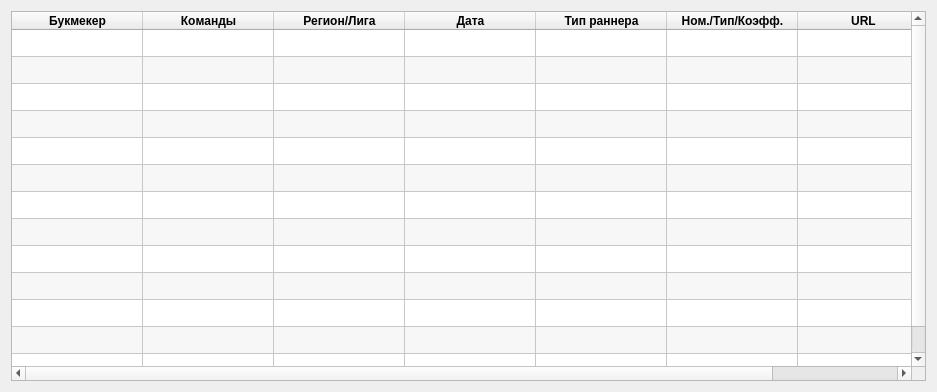
Qt form Client UI/components/forms/result_window_template.ui (HiddenJang/Xperiment2) before a commit.
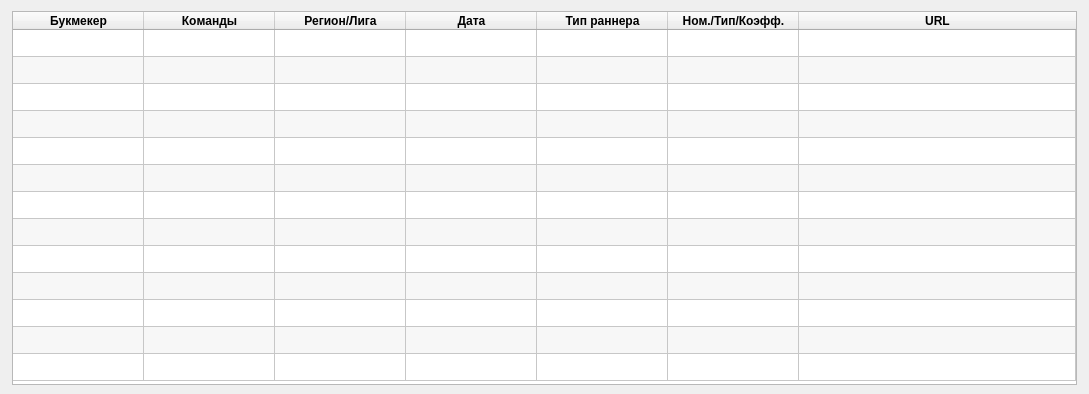
The same form after that commit.

What changed in the file:
```diff
--- a/Client UI/components/forms/result_window_template.ui
+++ b/Client UI/components/forms/result_window_template.ui
@@ -9,19 +9,25 @@
    <rect>
     <x>0</x>
     <y>0</y>
-    <width>937</width>
-    <height>392</height>
+    <width>1089</width>
+    <height>394</height>
    </rect>
   </property>
   <property name="sizePolicy">
-   <sizepolicy hsizetype="Expanding" vsizetype="Expanding">
+   <sizepolicy hsizetype="Fixed" vsizetype="Expanding">
     <horstretch>0</horstretch>
     <verstretch>0</verstretch>
    </sizepolicy>
   </property>
+  <property name="minimumSize">
+   <size>
+    <width>1089</width>
+    <height>394</height>
+   </size>
+  </property>
   <property name="maximumSize">
    <size>
-    <width>16777215</width>
+    <width>1089</width>
     <height>16777215</height>
    </size>
   </property>
@@ -32,11 +38,23 @@
    <item>
     <widget class="QTableWidget" name="tableWidget_scanResults">
      <property name="sizePolicy">
-      <sizepolicy hsizetype="Preferred" vsizetype="Preferred">
+      <sizepolicy hsizetype="Fixed" vsizetype="Preferred">
        <horstretch>0</horstretch>
        <verstretch>0</verstretch>
       </sizepolicy>
      </property>
+     <property name="minimumSize">
+      <size>
+       <width>1065</width>
+       <height>374</height>
+      </size>
+     </property>
+     <property name="maximumSize">
+      <size>
+       <width>1065</width>
+       <height>16777215</height>
+      </size>
+     </property>
      <property name="font">
       <font>
        <weight>50</weight>
@@ -56,7 +74,7 @@
       <enum>QFrame::Sunken</enum>
      </property>
      <property name="sizeAdjustPolicy">
-      <enum>QAbstractScrollArea::AdjustToContents</enum>
+      <enum>QAbstractScrollArea::AdjustIgnored</enum>
      </property>
      <property name="editTriggers">
       <set>QAbstractItemView::NoEditTriggers</set>
@@ -70,6 +88,15 @@
      <property name="selectionBehavior">
       <enum>QAbstractItemView::SelectItems</enum>
      </property>
+     <property name="textElideMode">
+      <enum>Qt::ElideRight</enum>
+     </property>
+     <property name="verticalScrollMode">
+      <enum>QAbstractItemView::ScrollPerPixel</enum>
+     </property>
+     <property name="horizontalScrollMode">
+      <enum>QAbstractItemView::ScrollPerPixel</enum>
+     </property>
      <property name="showGrid">
       <bool>true</bool>
      </property>
@@ -110,7 +137,7 @@
       <bool>false</bool>
      </attribute>
      <attribute name="horizontalHeaderStretchLastSection">
-      <bool>false</bool>
+      <bool>true</bool>
      </attribute>
      <attribute name="verticalHeaderVisible">
       <bool>false</bool>
```
Left out of the diff: 2 changed lines with no effect on the pictures.
